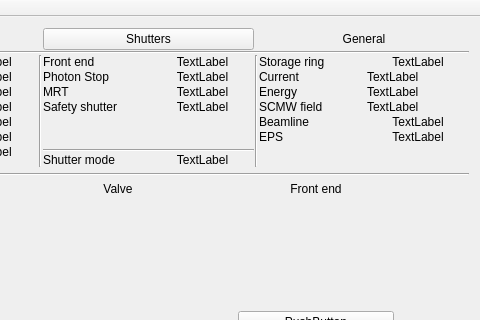
Above: qimbl/qimbl.ui from MatthewJCameron/imbl before the change; both pictures show x 833 to 1313 and y 0 to 320 of the 1313 by 596 pixel window. Below: the same form after it.
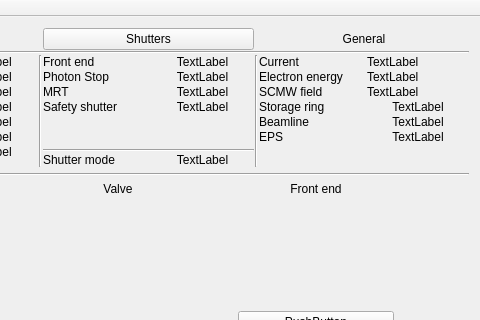
That is the form after the change. Icons and pictures are not drawn. Custom widgets are drawn as their Qt base class.

Commit message: modified:   filters/filtersBase/filters.cpp 	modified:   filters/filtersBase/filters.h 	modified:   filters/filtersGui/SCMW.energy.dat 	new file:   filters/filtersGui/customFilters.ui 	modified:   filters/filtersGui/filtersGui.cpp 	modified:   filters/filtersGui/filtersGui.h 	modified:   filters/filtersGui/filtersGui.pro 	modified:   filters/filtersGui/filtersGui.ui 	modified:   qimbl/qimbl.cpp 	modified:   qimbl/qimbl.ui

The edit to the form file:
```diff
--- a/qimbl/qimbl.ui
+++ b/qimbl/qimbl.ui
@@ -505,7 +505,7 @@
            </property>
           </widget>
          </item>
-         <item row="7" column="0">
+         <item row="9" column="0">
           <spacer name="verticalSpacer">
            <property name="orientation">
             <enum>Qt::Vertical</enum>
@@ -525,7 +525,7 @@
            </property>
           </widget>
          </item>
-         <item row="4" column="1">
+         <item row="5" column="1">
           <widget class="QLabel" name="blSt">
            <property name="text">
             <string>TextLabel</string>
@@ -538,18 +538,18 @@
          <item row="2" column="0">
           <widget class="QLabel" name="label_20">
            <property name="text">
-            <string>Energy</string>
+            <string>Electron energy</string>
            </property>
           </widget>
          </item>
-         <item row="5" column="0">
+         <item row="6" column="0">
           <widget class="QLabel" name="label_22">
            <property name="text">
             <string>EPS</string>
            </property>
           </widget>
          </item>
-         <item row="5" column="1">
+         <item row="6" column="1">
           <widget class="QLabel" name="epsSt">
            <property name="text">
             <string>TextLabel</string>
@@ -559,7 +559,7 @@
            </property>
           </widget>
          </item>
-         <item row="4" column="0">
+         <item row="5" column="0">
           <widget class="QLabel" name="label_21">
            <property name="text">
             <string>Beamline</string>
@@ -587,14 +587,14 @@
            </property>
           </widget>
          </item>
-         <item row="0" column="0">
+         <item row="4" column="0">
           <widget class="QLabel" name="label_10">
            <property name="text">
             <string>Storage ring</string>
            </property>
           </widget>
          </item>
-         <item row="0" column="1">
+         <item row="4" column="1">
           <widget class="QLabel" name="rfSt">
            <property name="text">
             <string>TextLabel</string>
```
The commit also changes 9 other files.
